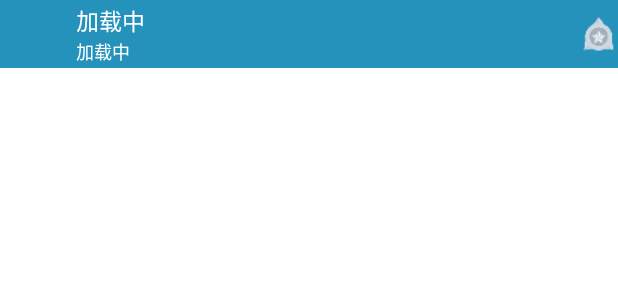
After one commit to Aoyihala/300Hero, an Android app: the layout tools_layout.xml on its own in the app's theme, with its tools: preview values and no code run, on a phone screen of 412 x 824 dp. The commit adds this screen. Shown: the top 300 px of the screen. Run offline under Robolectric (Android 15) with nearby library versions, the phone set to English and light mode, and no system bars.

Commit message:
小工具布局编写

```diff
--- a/app/build.gradle
+++ b/app/build.gradle
@@ -11,7 +11,7 @@ android {
         versionName "1.0"
         testInstrumentationRunner "android.support.test.runner.AndroidJUnitRunner"
         ndk {
-            abiFilters "armeabi", "armeabi-v7a", "x86_64", "arm64-v8a"
+            abiFilters "armeabi", "armeabi-v7a", "x86_64","x86","arm64-v8a"
         }
         signingConfigs {
             release {
--- a/app/src/main/java/com/example/evenalone/a300hero/adapter/HerolistAdapter.java
+++ b/app/src/main/java/com/example/evenalone/a300hero/adapter/HerolistAdapter.java
@@ -204,6 +204,7 @@ public class HerolistAdapter extends RecyclerView.Adapter<RecyclerView.ViewHolde
                         LocalUserBean localUserBean = getMy(SpUtils.getNowUser());
                         if (localUserBean != null) {
                             localUserBean.setJumpvalue(power);
+                            localUserBean.setRole_iocnfile(winSideBean.getHero().getIconFile());
                             localUserBean.setId(localUserBean.getId());
                             userBeanDao.update(localUserBean);
                             //反正是给主页搞的
@@ -236,6 +237,7 @@ public class HerolistAdapter extends RecyclerView.Adapter<RecyclerView.ViewHolde
                         if (localUserBean != null) {
                             localUserBean.setJumpvalue(power);
                             localUserBean.setId(localUserBean.getId());
+                            localUserBean.setImg_iconfile(loseSideBean.getHero().getIconFile());
                             userBeanDao.update(localUserBean);
                             EventBus.getDefault().post(new JumpValueEvnet(SpUtils.getNowUser(),power));
                         } else {
--- a/app/src/main/java/com/example/evenalone/a300hero/bean/LocalGaideListInfo.java
+++ b/app/src/main/java/com/example/evenalone/a300hero/bean/LocalGaideListInfo.java
@@ -22,6 +22,7 @@ public class LocalGaideListInfo {
     private String nickname;
 
     private long MatchId;
+
 
     public void setMatchId(long matchId) {
         MatchId = matchId;
--- a/app/src/main/java/com/example/evenalone/a300hero/ui/HomeActivity.java
+++ b/app/src/main/java/com/example/evenalone/a300hero/ui/HomeActivity.java
@@ -233,7 +233,7 @@ public class HomeActivity extends BaseActivity {
             int viotory = (int) (((double) wincount / (double) all) * 100);
             localUserBean.setNickname(name);
             localUserBean.setViotory(viotory + "%");
-            localUserBean.setIocnfile(type_icon);
+            localUserBean.setRole_iocnfile(type_icon);
             localUserBean.setJumpvalue(power);
             localUserBean.setResult(new Gson().toJson(role));
             //暂时未接入极光
--- a/app/src/main/java/com/example/evenalone/a300hero/ui/fragment/HeroGuaideFragment.java
+++ b/app/src/main/java/com/example/evenalone/a300hero/ui/fragment/HeroGuaideFragment.java
@@ -61,6 +61,7 @@ public class HeroGuaideFragment extends BaseFragment {
     private List<HeroGuide.ListBean> listBeans = new ArrayList<>();
     private List<HeroGuide.ListBean> alllist = new ArrayList<>();
     private LocalGaideListInfoDao localGaideListInfoDao;
+
     @Override
     protected boolean setEventOpen() {
         return true;
--- /dev/null
+++ b/app/src/main/res/drawable/tool_shape.xml
@@ -0,0 +1,8 @@
+<?xml version="1.0" encoding="utf-8"?>
+<shape xmlns:android="http://schemas.android.com/apk/res/android">
+<corners android:topLeftRadius="10dp"
+    android:topRightRadius="10dp"
+    android:bottomLeftRadius="10dp"
+    />
+    <solid android:color="#fff"/>
+</shape>
--- /dev/null
+++ b/app/src/main/res/layout/tools_layout.xml
@@ -0,0 +1,74 @@
+<?xml version="1.0" encoding="utf-8"?>
+<LinearLayout
+    xmlns:android="http://schemas.android.com/apk/res/android"
+    android:orientation="vertical"
+    android:background="@drawable/tool_shape"
+    android:id="@+id/tools_bg"
+    android:layout_width="match_parent"
+    android:layout_height="match_parent">
+    <LinearLayout
+        android:orientation="horizontal"
+        android:id="@+id/tools_user_bg"
+        android:background="@color/blue"
+        android:layout_width="match_parent"
+        android:layout_height="wrap_content">
+        <ImageView
+
+            android:id="@+id/img_tool_avator"
+            android:layout_width="45dp"
+            android:padding="5dp"
+            android:layout_height="45dp" />
+        <LinearLayout
+            android:orientation="vertical"
+            android:gravity="center_vertical"
+            android:paddingLeft="5dp"
+            android:layout_gravity="center_vertical"
+            android:layout_width="wrap_content"
+            android:layout_height="wrap_content">
+            <LinearLayout
+                android:orientation="horizontal"
+                android:layout_width="wrap_content"
+                android:gravity="center_vertical"
+                android:layout_gravity="center_vertical"
+                android:layout_height="wrap_content">
+                <TextView
+                    android:textColor="#fff"
+                    android:text="加载中"
+                    android:paddingRight="5dp"
+                    android:textSize="15sp"
+                    android:id="@+id/tv_tool_name"
+                    android:layout_width="wrap_content"
+                    android:layout_height="wrap_content" />
+            </LinearLayout>
+
+            <LinearLayout
+                android:orientation="horizontal"
+                android:layout_width="wrap_content"
+                android:layout_height="wrap_content">
+                <TextView
+                    android:text="加载中"
+                    android:textColor="#fff"
+                    android:textSize="12sp"
+                    android:id="@+id/tv_tool_userdes"
+                    android:layout_width="wrap_content"
+                    android:layout_height="wrap_content" />
+            </LinearLayout>
+        </LinearLayout>
+        <RelativeLayout
+            android:layout_width="match_parent"
+            android:layout_height="match_parent">
+            <ImageView
+                android:background="@drawable/baiying"
+                android:layout_width="25dp"
+                android:layout_alignParentRight="true"
+                android:layout_centerVertical="true"
+                android:id="@+id/img_tool_duanwei"
+                android:layout_height="25dp" />
+        </RelativeLayout>
+    </LinearLayout>
+    <ListView
+        android:id="@+id/list_tool_listview"
+        android:layout_width="match_parent"
+        android:layout_height="match_parent">
+    </ListView>
+</LinearLayout>
```
Also changed, not shown: app/src/main/java/com/example/evenalone/a300hero/adapter/LocalRoleListAdapter.java (+12 -1 lines), app/src/main/java/com/example/evenalone/a300hero/adapter/PopLoaclUserListAdapter.java (+12 -1 lines), app/src/main/java/com/example/evenalone/a300hero/adapter/ToolsListAdapter.java (added, +64 -0 lines), app/src/main/java/com/example/evenalone/a300hero/bean/LocalUserBean.java (+35 -20 lines), app/src/main/java/com/example/evenalone/a300hero/service/MyNotifiService.java (+68 -7 lines), app/src/main/java/com/example/evenalone/a300hero/ui/ListActivity.java (+16 -5 lines), app/src/main/java/com/example/evenalone/a300hero/wedgit/HeroGuideToolWidget.java (+222 -2 lines), app/src/main/res/layout/tools_game_item.xml (added, +108 -0 lines), app/src/main/res/xml/tool_config.xml (+3 -4 lines).
